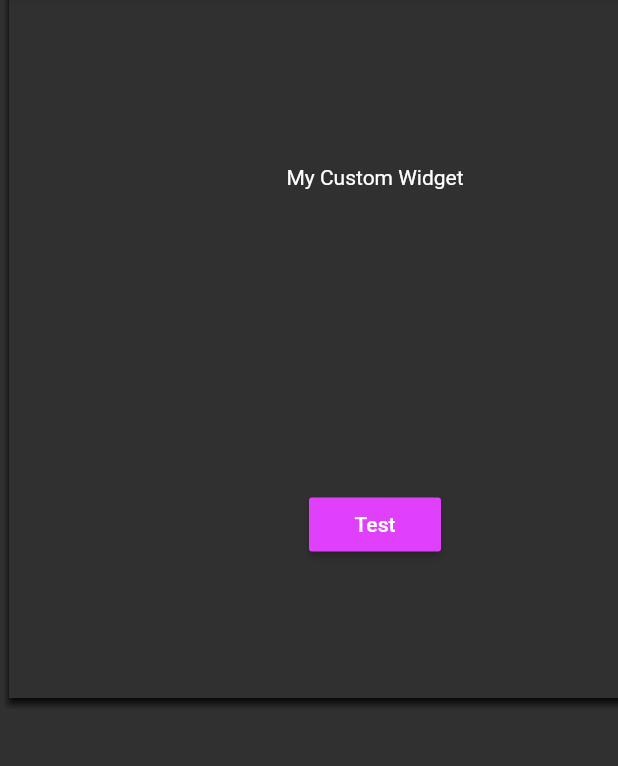
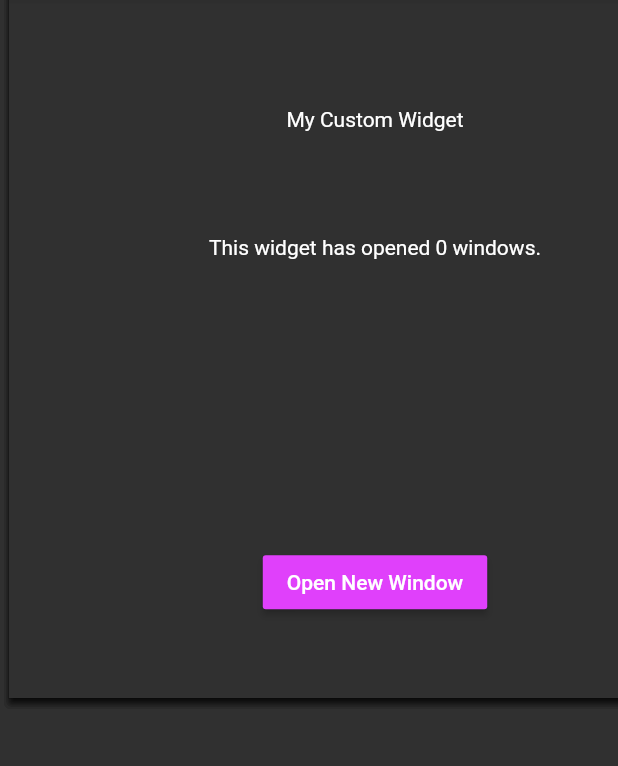
Before and after one commit to BlankSTDIO/panels, a Flutter app: the screen it shows after launch, on a phone screen of 412 x 824 dp, the part 43-809 px from its top. Run offline on Flutter 3.47's test engine with Material 2 defaults, Android fonts, the phone set to English and light mode, and no system bars.

Commit message:
Experimenting with draggable tabs

```diff
--- a/example/lib/main.dart
+++ b/example/lib/main.dart
@@ -28,7 +28,15 @@ class Example extends StatelessWidget {
   }
 }
 
-class MyCustomWidget extends StatelessWidget {
+
+class MyCustomWidget extends StatefulWidget {
+  @override
+  _MyCustomWidgetState createState() => _MyCustomWidgetState();
+}
+
+class _MyCustomWidgetState extends State<MyCustomWidget> {
+  int windowsOpened = 0;
+
   @override
   Widget build(BuildContext context) {
     return Container(
@@ -40,14 +48,22 @@ class MyCustomWidget extends StatelessWidget {
               child: Text("My Custom Widget"),
             ),
           ),
+
+          Expanded(
+            child: Text("This widget has opened $windowsOpened windows."),
+          ),
+
           Expanded(
             child: Center(
               child: MaterialButton(
                 color: Theme.of(context).primaryColor,
                 onPressed: () {
                   Panels.of(context).addPanel(widget: MyCustomWidget(), title: "Opened From MyCustomWidget()");
+                  setState(() {
+                    windowsOpened++;
+                  });
                 },
-                child: Text("Test"),
+                child: Text("Open New Window"),
               ),
             ),
           )
--- a/lib/panels.dart
+++ b/lib/panels.dart
@@ -143,18 +143,24 @@ class Panel extends StatefulWidget {
   final List<Widget> children;
   final List<String?> titles;
   final Size size;
+  final Offset position;
 
-  Panel({required this.key, required this.children, this.size = const Size(500, 500), this.titles = const []})
-      : assert(titles.length == children.length),
+  Panel({
+    required this.key,
+    required this.children,
+    this.size = const Size(500, 500),
+    this.titles = const [],
+    this.position = const Offset(0, 0),
+  }) : assert(titles.length == children.length),
         super(key: key);
 
   @override
   PanelState createState() => PanelState();
 }
 
-class PanelState extends State<Panel> with SingleTickerProviderStateMixin {
+class PanelState extends State<Panel> with TickerProviderStateMixin {
   late Size size;
-  late Offset position = Offset(0, 0);
+  late Offset position;
   bool dragged = false;
 
   bool get selected => widget.key == Panels.of(context).currentlySelectedPanelKey;
@@ -202,6 +208,7 @@ class PanelState extends State<Panel> with SingleTickerProviderStateMixin {
   @override
   void initState() {
     size = widget.size;
+    position = widget.position;
     tabController = TabController(length: widget.children.length, vsync: this);
     super.initState();
   }
@@ -214,21 +221,64 @@ class PanelState extends State<Panel> with SingleTickerProviderStateMixin {
 
   @override
   Widget build(BuildContext context) {
+
     var theme = PanelsTheme.of(context)!.data;
     var debugColors = theme.debugColors;
 
     var i = -1;
     var tabList = widget.children.map((e) {
       i++;
-      return AnimatedContainer(
-        duration: Duration(milliseconds: 500),
-        curve: Curves.fastOutSlowIn,
-        constraints: i == tabController.index ? BoxConstraints(maxWidth: 1000) : BoxConstraints(maxWidth: 80),
-        child: Text(
-          widget.titles[i] ?? "Panel",
-          textAlign: TextAlign.center,
-          overflow: TextOverflow.ellipsis,
-          style: Theme.of(context).textTheme.bodyText1,
+      var constraints = i == tabController.index ? BoxConstraints(maxWidth: 1000) : BoxConstraints(maxWidth: 80);
+
+      return Draggable<Widget>(
+        data: widget.children[i],
+        hitTestBehavior: HitTestBehavior.opaque,
+        onDragEnd: (details) {
+          if(!details.wasAccepted) {
+            Panels.of(context).addPanel(
+              widget: widget.children[i],
+              title: widget.titles[i]
+            );
+
+            if(widget.children.length == 1) {
+              Panels.of(context).removePanel(widget.key);
+            }
+          }
+        },
+        onDragStarted: () {
+          setState(() {
+            dragged = false;
+          });
+        },
+        feedback: Material(
+          child: Text(
+            widget.titles[i] ?? "Panel",
+            textAlign: TextAlign.center,
+            overflow: TextOverflow.ellipsis,
+            style: Theme.of(context).textTheme.bodyText1,
+          ),
+        ),
+        childWhenDragging: AnimatedContainer(
+          duration: Duration(milliseconds: 500),
+          curve: Curves.fastOutSlowIn,
+          constraints: constraints,
+          child: Text(
+            "         ",
+            textAlign: TextAlign.center,
+            overflow: TextOverflow.ellipsis,
+            style: Theme.of(context).textTheme.bodyText1,
+          ),
+        ),
+        child: AnimatedContainer(
+          duration: Duration(milliseconds: 500),
+          curve: Curves.fastOutSlowIn,
+          constraints: constraints,
+          child: Text(
+            widget.titles[i] ?? "Panel",
+            textAlign: TextAlign.center,
+            overflow: TextOverflow.ellipsis,
+            style: Theme.of(context).textTheme.bodyText1,
+          ),
         ),
       );
     }).toList();
@@ -276,6 +326,7 @@ class PanelState extends State<Panel> with SingleTickerProviderStateMixin {
                             ))
                         : Container()),
                 theme.contextMenuBuilder(context, this),
+
                 Spacer(flex: 1),
                 Row(
                   mainAxisAlignment: MainAxisAlignment.spaceAround,
@@ -473,7 +524,34 @@ class PanelState extends State<Panel> with SingleTickerProviderStateMixin {
       child: SizedBox.fromSize(
         size: size,
         child: Stack(
-          children: [Positioned.fill(child: Container(padding: EdgeInsets.all(theme.resizeBorderWidth), child: theme.frameBuilder(context, this, centralListener))), sideListeners],
+          children: [
+            Positioned.fill(
+              child: Container(
+                padding: EdgeInsets.all(theme.resizeBorderWidth),
+                child: DragTarget<Widget>(
+                  builder: (context, candidateData, rejectedData) {
+                    return theme.frameBuilder(context, this, centralListener);
+                  },
+                  onAccept: (data) {
+                    widget.children.add(data);
+
+                    var newTabController = TabController(
+                      length: widget.children.length,
+                      vsync: this,
+                      initialIndex: tabController.index
+                    );
+                    tabController.dispose();
+
+                    tabController = newTabController;
+                  },
+                  onMove: (details) => print(details),
+                )
+              )
+            ),
+
+            // * Resize handles
+            sideListeners
+          ],
         ),
       ),
     );
--- a/lib/themes.dart
+++ b/lib/themes.dart
@@ -1,4 +1,3 @@
-import 'dart:ffi';
 import 'dart:math';
 import 'dart:ui';
 
```
Also changed, not shown: 1 other file.
